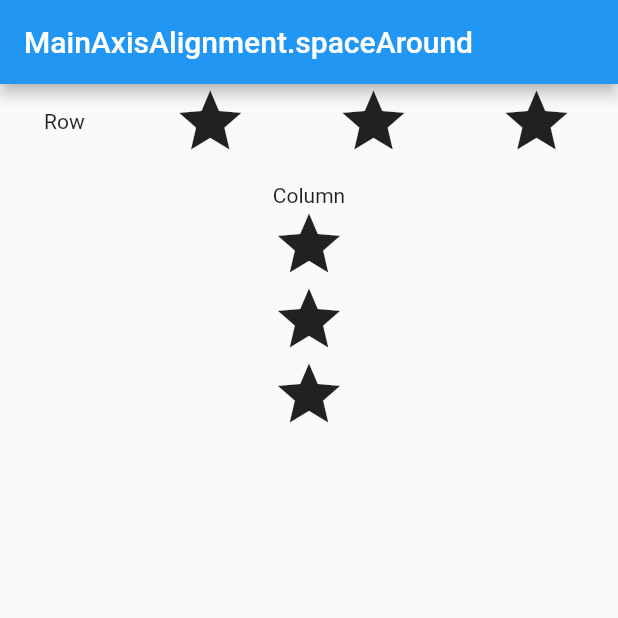
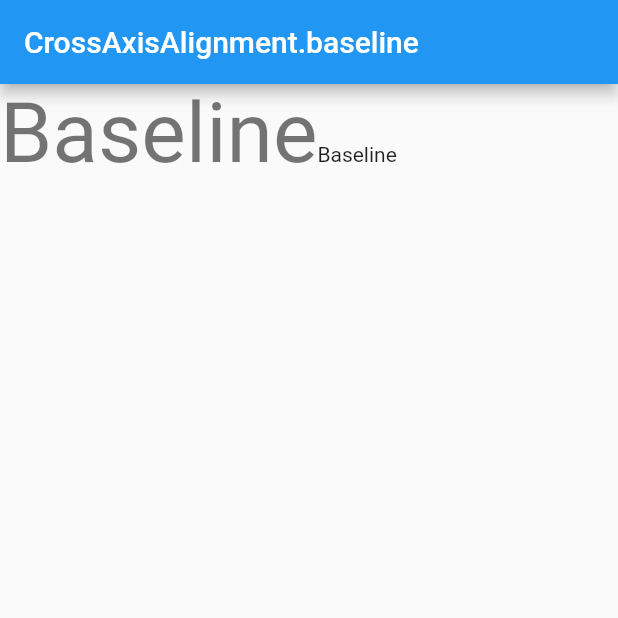
Before and after one commit to after-six/flutter-layout-wonwoo, a Flutter app: the screen it shows after launch, on a phone screen of 412 x 824 dp, the top half of it. Run offline on Flutter 3.47's test engine with Material 2 defaults, Android fonts, the phone set to English and light mode, and no system bars.

Commit message:
CrossAxisAlignment.baseline

```diff
--- a/lib/main.dart
+++ b/lib/main.dart
@@ -9,17 +9,18 @@ class MyApp extends StatelessWidget {
     return MaterialApp(
       home: Scaffold(
         appBar: AppBar(
-          title: Text('MainAxisAlignment.spaceAround'),
+          title: Text('CrossAxisAlignment.baseline'),
         ),
-        body: Column(
+        // Row and Column - MainAxisAlignment
+        /*body: Column(
           children: <Widget>[
             Row(
-//              mainAxisAlignment: MainAxisAlignment.start, // Row and Column - MainAxisAlignment Step 1
-//              mainAxisAlignment: MainAxisAlignment.center, // Row and Column - MainAxisAlignment Step 2
-//              mainAxisAlignment: MainAxisAlignment.end, // Row and Column - MainAxisAlignment Step 3
-//              mainAxisAlignment: MainAxisAlignment.spaceBetween, // Row and Column - MainAxisAlignment Step 4
-//              mainAxisAlignment: MainAxisAlignment.spaceEvenly, // Row and Column - MainAxisAlignment Step 5
-              mainAxisAlignment: MainAxisAlignment.spaceAround, // Row and Column - MainAxisAlignment Step 6
+//              mainAxisAlignment: MainAxisAlignment.start, // Step 1
+//              mainAxisAlignment: MainAxisAlignment.center, // Step 2
+//              mainAxisAlignment: MainAxisAlignment.end, // Step 3
+//              mainAxisAlignment: MainAxisAlignment.spaceBetween, // Step 4
+//              mainAxisAlignment: MainAxisAlignment.spaceEvenly, // Step 5
+              mainAxisAlignment: MainAxisAlignment.spaceAround, // Step 6
               children: <Widget>[
                 Text('Row'),
                 Icon(Icons.star, size: 50),
@@ -29,12 +30,12 @@ class MyApp extends StatelessWidget {
             ),
             Text(''),
             Column(
-//              mainAxisAlignment: MainAxisAlignment.start, // Row and Column - MainAxisAlignment Step 1
-//              mainAxisAlignment: MainAxisAlignment.center, // Row and Column - MainAxisAlignment Step 2
-//              mainAxisAlignment: MainAxisAlignment.end, // Row and Column - MainAxisAlignment Step 3
-//              mainAxisAlignment: MainAxisAlignment.spaceBetween, // Row and Column - MainAxisAlignment Step 4
-//              mainAxisAlignment: MainAxisAlignment.spaceEvenly, // Row and Column - MainAxisAlignment Step 5
-              mainAxisAlignment: MainAxisAlignment.spaceAround, // Row and Column - MainAxisAlignment Step 6
+//              mainAxisAlignment: MainAxisAlignment.start, // Step 1
+//              mainAxisAlignment: MainAxisAlignment.center, // Step 2
+//              mainAxisAlignment: MainAxisAlignment.end, // Step 3
+//              mainAxisAlignment: MainAxisAlignment.spaceBetween, // Step 4
+//              mainAxisAlignment: MainAxisAlignment.spaceEvenly, // Step 5
+              mainAxisAlignment: MainAxisAlignment.spaceAround, // Step 6
               children: <Widget>[
                 Text('Column'),
                 Icon(Icons.star, size: 50),
@@ -43,6 +44,20 @@ class MyApp extends StatelessWidget {
               ],
             ),
           ],
+        ),*/
+        body: Row(
+          crossAxisAlignment: CrossAxisAlignment.baseline,  // Row and Column - CrossAxisAlignment Step 1
+          textBaseline: TextBaseline.alphabetic,            // Row and Column - CrossAxisAlignment Step 1
+          children: <Widget>[
+            Text(
+              'Baseline',
+              style: Theme.of(context).textTheme.display3,
+            ),
+            Text(
+              'Baseline',
+              style: Theme.of(context).textTheme.body1,
+            ),
+          ],
         ),
       ),
     );
```
